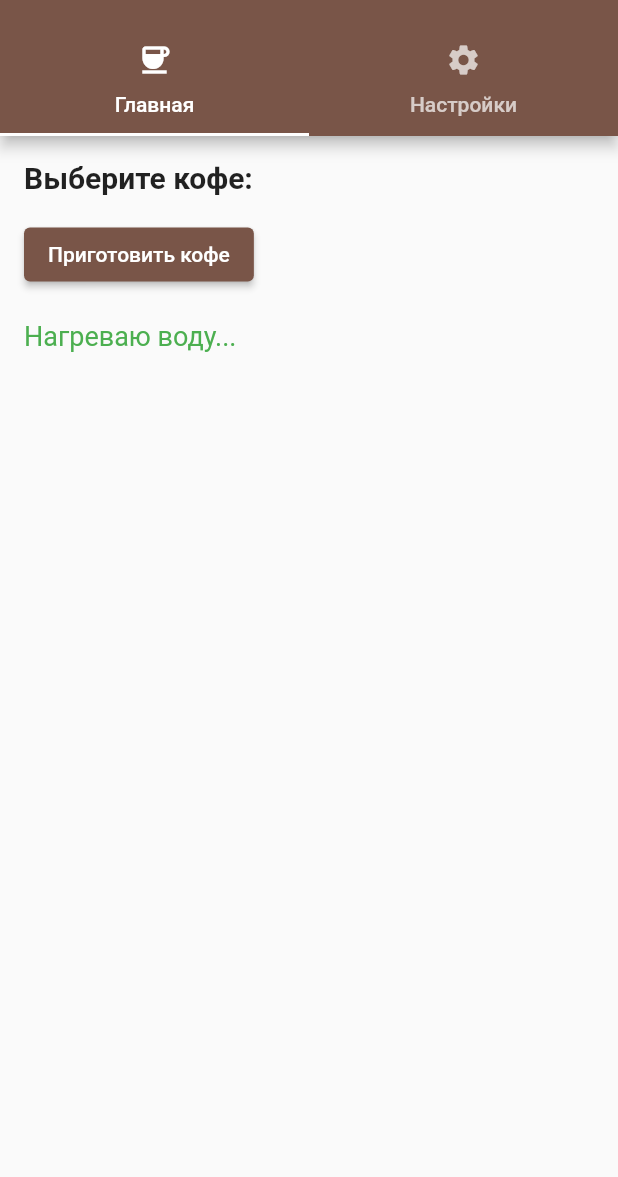
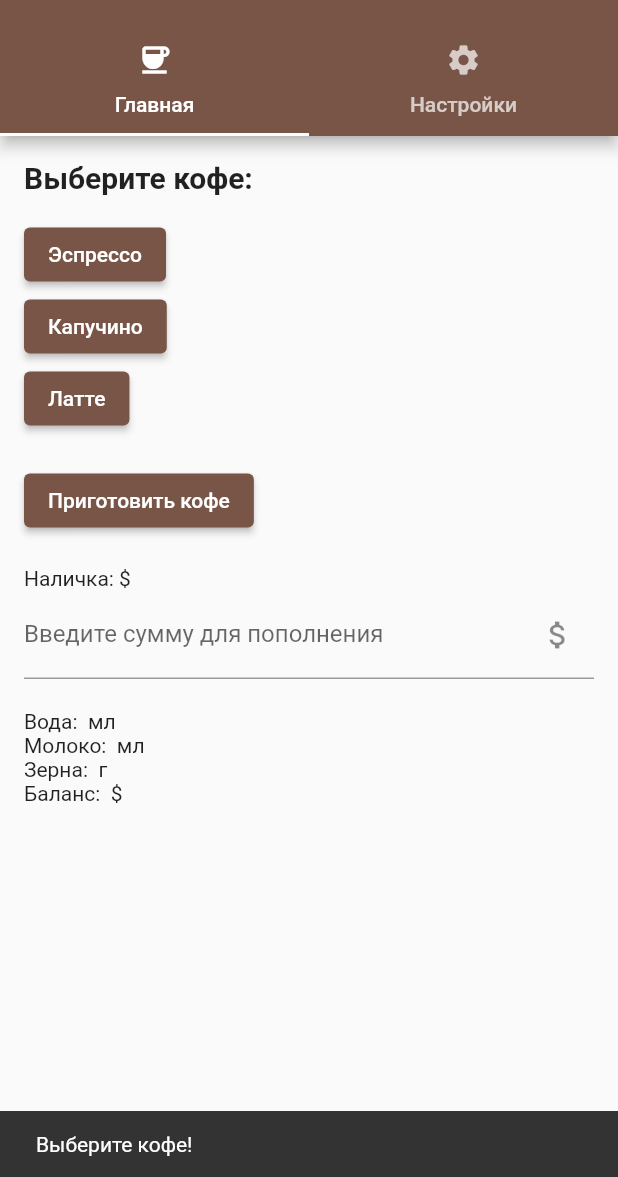
Before and after one commit to Kaparz/BI2102_Svintsov, a Flutter app: the screen it shows after launch, after a tap on "Приготовить кофе", on a phone screen of 412 x 824 dp, the part 59-1236 px from its top. Run offline on Flutter 3.47's test engine with Material 2 defaults, Android fonts, the phone set to English and light mode, and no system bars.

Commit message:
Update home_page.dart

```diff
--- a/lab12/lib/pages/home_page.dart
+++ b/lab12/lib/pages/home_page.dart
@@ -1,41 +1,64 @@
 import 'package:flutter/material.dart';
-import '../async_methods.dart'; // Импортируем асинхронные методы
+import '../async_methods.dart';
+import '../coffee_machine_state.dart';
 
 class CoffeeHomePage extends StatefulWidget {
-  const CoffeeHomePage({super.key});
+  final CoffeeMachineState coffeeMachineState;
+
+  const CoffeeHomePage({super.key, required this.coffeeMachineState});
 
   @override
   State<CoffeeHomePage> createState() => _CoffeeHomePageState();
 }
 
 class _CoffeeHomePageState extends State<CoffeeHomePage> {
-  String status = 'Готов к приготовлению';
+  String selectedCoffee = '';
+  bool isMakingCoffee = false;
+  String _cashInput = '';
 
-  // Асинхронные методы для приготовления кофе
   Future<void> _makeCoffee() async {
-    setState(() {
-      status = 'Нагреваю воду...';
-    });
-    await heatWater(); // Вызываем асинхронный метод
+    if (selectedCoffee.isEmpty) {
+      _showSnackBar('Выберите кофе!');
+      return;
+    }
+
+    if (!widget.coffeeMachineState.hasEnoughIngredients(selectedCoffee)) {
+      _showSnackBar('Недостаточно ингредиентов!');
+      return;
+    }
 
     setState(() {
-      status = 'Завариваю кофе...';
+      isMakingCoffee = true;
     });
-    await brewCoffee(); // Вызываем асинхронный метод
+
+    await heatWater();
+    await brewCoffee();
+    await frothMilk();
+    await mixCoffeeAndMilk();
+
+    widget.coffeeMachineState.useIngredients(selectedCoffee);
+
+    _showSnackBar('$selectedCoffee готово!');
 
     setState(() {
-      status = 'Взбиваю молоко...';
+      isMakingCoffee = false;
     });
-    await frothMilk(); // Вызываем асинхронный метод
+  }
 
+  void _addMoney(int amount) {
     setState(() {
-      status = 'Смешиваю кофе с молоком...';
+      widget.coffeeMachineState.cash += amount;
     });
-    await mixCoffeeAndMilk(); // Вызываем асинхронный метод
+  }
 
+  void _selectCoffee(String coffee) {
     setState(() {
-      status = 'Кофе готово!';
+      selectedCoffee = coffee;
     });
+  }
+
+  void _showSnackBar(String message) {
+    ScaffoldMessenger.of(context).showSnackBar(SnackBar(content: Text(message)));
   }
 
   @override
@@ -50,17 +73,71 @@ class _CoffeeHomePageState extends State<CoffeeHomePage> {
             style: TextStyle(fontSize: 20, fontWeight: FontWeight.bold),
           ),
           const SizedBox(height: 16),
+          CoffeeSelectionButton(
+            coffeeName: 'Эспрессо',
+            onSelect: () => _selectCoffee('Эспрессо'),
+            isSelected: selectedCoffee == 'Эспрессо',
+          ),
+          CoffeeSelectionButton(
+            coffeeName: 'Капучино',
+            onSelect: () => _selectCoffee('Капучино'),
+            isSelected: selectedCoffee == 'Капучино',
+          ),
+          CoffeeSelectionButton(
+            coffeeName: 'Латте',
+            onSelect: () => _selectCoffee('Латте'),
+            isSelected: selectedCoffee == 'Латте',
+          ),
+          const SizedBox(height: 20),
           ElevatedButton(
-            onPressed: _makeCoffee,
+            onPressed: isMakingCoffee ? null : _makeCoffee,
             child: const Text('Приготовить кофе'),
           ),
           const SizedBox(height: 20),
-          Text(
-            status,
-            style: const TextStyle(fontSize: 18, color: Colors.green),
+          Text('Наличка: \$${widget.coffeeMachineState.cash.toStringAsFixed(2)}'),
+          TextField(
+            decoration: const InputDecoration(
+              labelText: 'Введите сумму для пополнения',
+              suffixIcon: Icon(Icons.attach_money),
+            ),
+            keyboardType: TextInputType.numberWithOptions(decimal: true),
+            onSubmitted: (value) {
+              if (value.isNotEmpty) {
+                _addMoney(int.parse(value));
+              }
+            },
           ),
+          const SizedBox(height: 20),
+          Text('Вода: ${widget.coffeeMachineState.water} мл'),
+          Text('Молоко: ${widget.coffeeMachineState.milk} мл'),
+          Text('Зерна: ${widget.coffeeMachineState.beans} г'),
+          Text('Баланс: ${widget.coffeeMachineState.balance} \$')
         ],
       ),
     );
   }
 }
+
+class CoffeeSelectionButton extends StatelessWidget {
+  final String coffeeName;
+  final VoidCallback onSelect;
+  final bool isSelected;
+
+  const CoffeeSelectionButton({
+    super.key,
+    required this.coffeeName,
+    required this.onSelect,
+    required this.isSelected,
+  });
+
+  @override
+  Widget build(BuildContext context) {
+    return ElevatedButton(
+      onPressed: onSelect,
+      style: ElevatedButton.styleFrom(
+        backgroundColor: isSelected ? Colors.brown[800] : Colors.brown,
+      ),
+      child: Text(coffeeName),
+    );
+  }
+}
```
